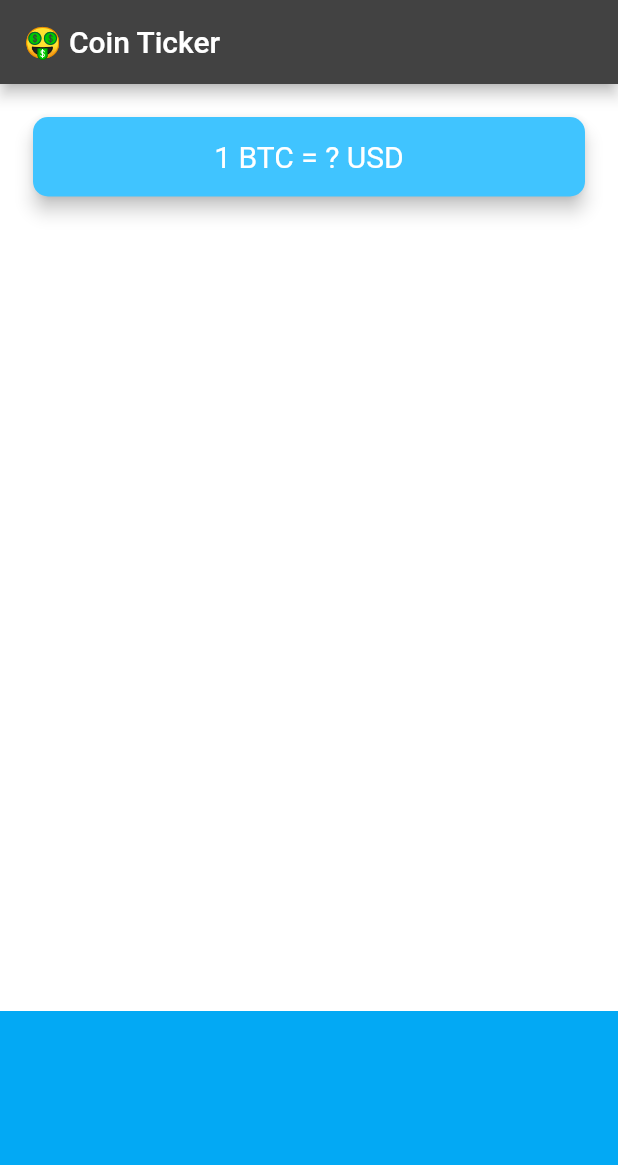
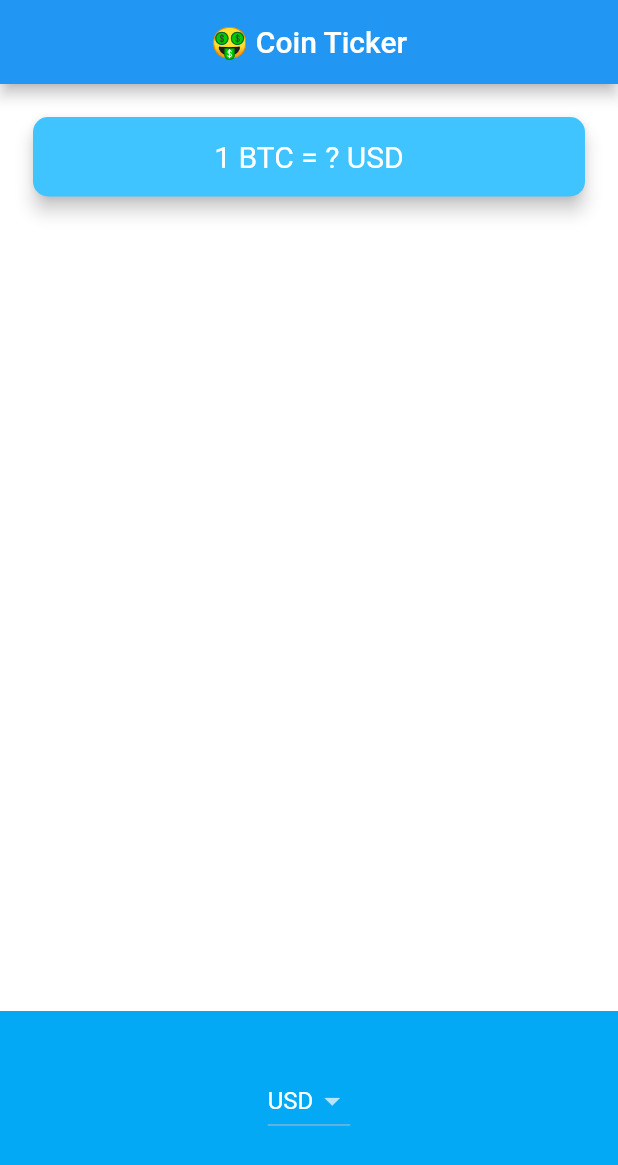
Before and after one commit to douglasadones/bitcoin-ticker, a Flutter app: the screen it shows after launch, on a phone screen of 412 x 824 dp. Shown: the top 1165 px of the screen. Run offline on Flutter 3.47's test engine with Material 2 defaults, Android fonts, the phone set to English and light mode, and no system bars.

Commit message:
testando_dropdownbutton

```diff
--- a/lib/price_screen.dart
+++ b/lib/price_screen.dart
@@ -8,11 +8,16 @@ class PriceScreen extends StatefulWidget {
 }
 
 class _PriceScreenState extends State<PriceScreen> {
+  String? selectedCurrency = 'USD';
+
   @override
   Widget build(BuildContext context) {
     return Scaffold(
       appBar: AppBar(
-        title: const Text('🤑 Coin Ticker'),
+        backgroundColor: Colors.blue,
+        title: const Center(
+          child: Text('🤑 Coin Ticker'),
+        ),
       ),
       body: Column(
         mainAxisAlignment: MainAxisAlignment.spaceBetween,
@@ -44,7 +49,19 @@ class _PriceScreenState extends State<PriceScreen> {
             alignment: Alignment.center,
             padding: const EdgeInsets.only(bottom: 30.0),
             color: Colors.lightBlue,
-            child: null,
+            child: DropdownButton<String>(
+              dropdownColor: Colors.blueGrey,
+                value: selectedCurrency, // Starting value
+                items: const [
+                  DropdownMenuItem(value: 'USD', child: Text('USD')),
+                  DropdownMenuItem(value: 'EUR', child: Text('EUR')),
+                  DropdownMenuItem(value: 'GBP', child: Text('GBP')),
+                ],
+                onChanged: (value) {
+                  setState(() {
+                    selectedCurrency = value;
+                  });
+                }),
           ),
         ],
       ),
```
Also changed, not shown: 75 other files.
